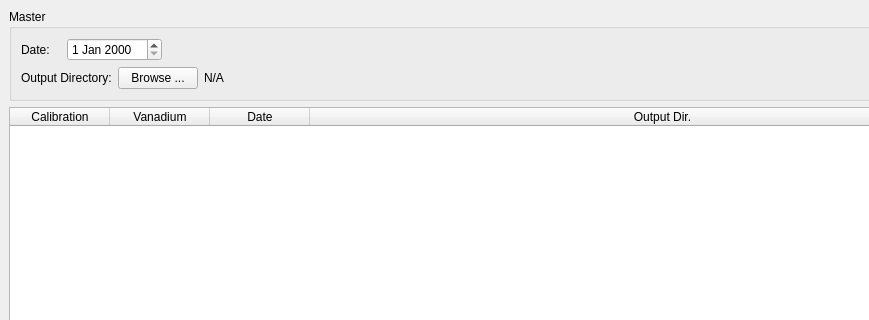
First picture: the form in designer/ui_make_calibration.ui, repository neutrons/addie, before the edit; both pictures show x 0 to 869 and y 0 to 320 of the 1025 by 541 pixel window.
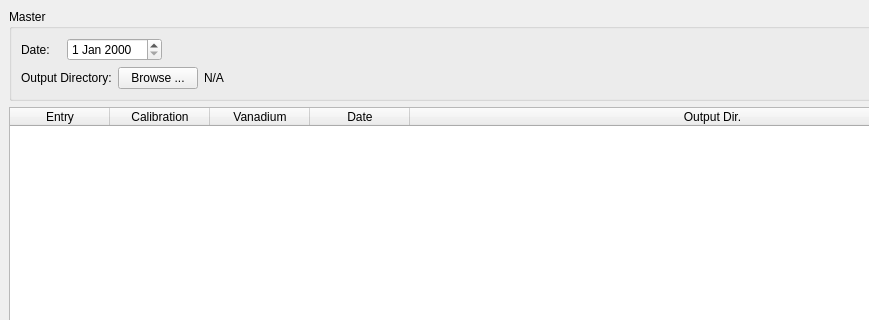
Second picture: the form after the edit.

Commit message: Improving make calculation ui to allow connection of browse buttons

```diff
--- a/designer/ui_make_calibration.ui
+++ b/designer/ui_make_calibration.ui
@@ -117,12 +117,32 @@
       <property name="selectionBehavior">
        <enum>QAbstractItemView::SelectRows</enum>
       </property>
+      <attribute name="horizontalHeaderVisible">
+       <bool>true</bool>
+      </attribute>
+      <attribute name="horizontalHeaderHighlightSections">
+       <bool>true</bool>
+      </attribute>
       <attribute name="horizontalHeaderStretchLastSection">
        <bool>true</bool>
       </attribute>
+      <attribute name="verticalHeaderVisible">
+       <bool>false</bool>
+      </attribute>
+      <attribute name="verticalHeaderHighlightSections">
+       <bool>false</bool>
+      </attribute>
+      <attribute name="verticalHeaderShowSortIndicator" stdset="0">
+       <bool>true</bool>
+      </attribute>
       <attribute name="verticalHeaderStretchLastSection">
        <bool>false</bool>
       </attribute>
+      <column>
+       <property name="text">
+        <string>Entry</string>
+       </property>
+      </column>
       <column>
        <property name="text">
         <string>Calibration</string>
```
The commit also changes 1 other file.
